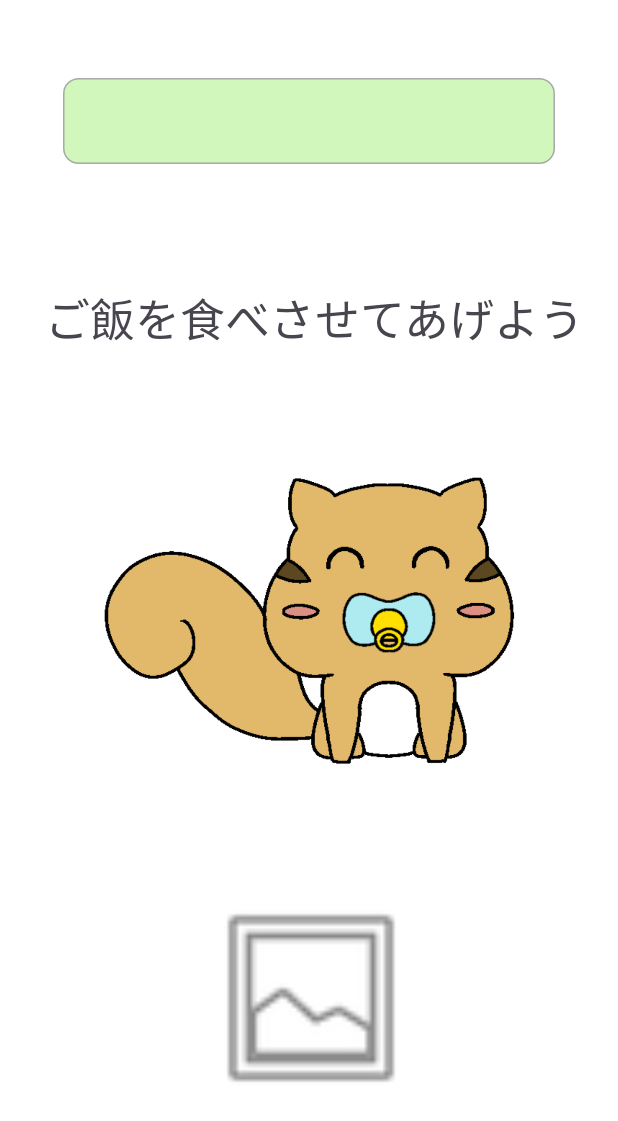
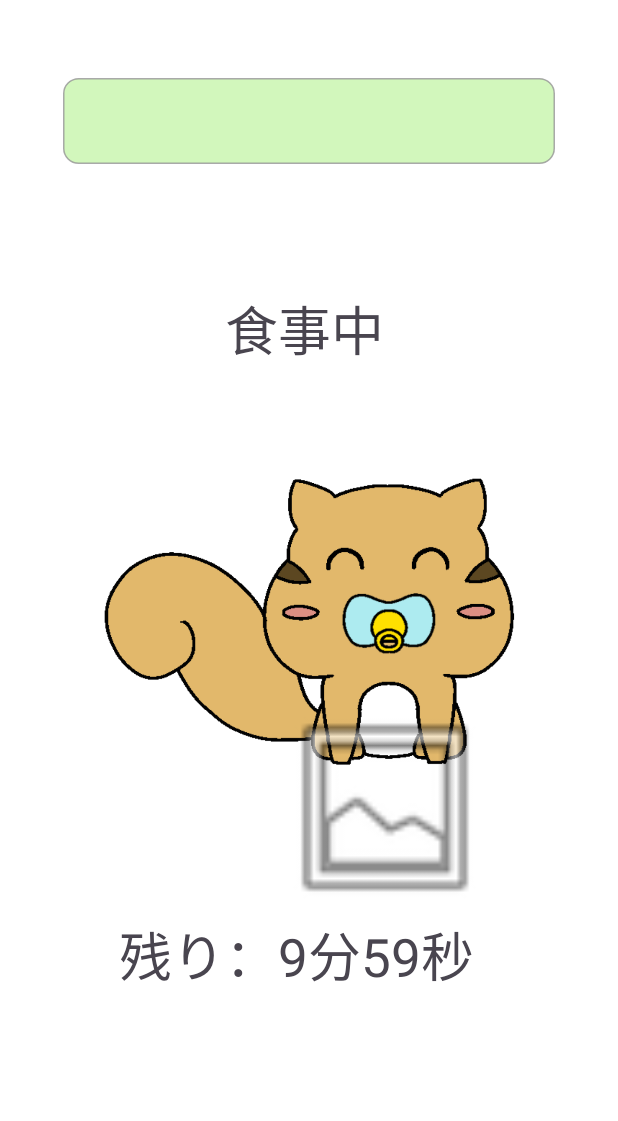
Before and after one commit to sato3100/Edps, an Android app: the EighthActivity screen opened directly, with no data from a screen before it, after a tap on "完成料理", on a phone screen of 412 x 824 dp. Shown: the top 1121 px of the screen. Run offline under Robolectric (Android 15) with nearby library versions, the phone set to English and light mode, and no system bars.

Commit message:
画面遷移、タイマー処理

```diff
--- a/app/src/main/AndroidManifest.xml
+++ b/app/src/main/AndroidManifest.xml
@@ -40,6 +40,10 @@
         </activity>
         <activity android:name=".EighthActivity">
         </activity>
+        <activity android:name=".NinthActivity">
+        </activity>
+        <activity android:name=".TenthActivity">
+        </activity>
         <activity android:name=".CameraActivity">
         </activity>
         <activity android:name=".Rakuten">
--- a/app/src/main/java/com/example/myedpsapplication/NinthActivity.java
+++ b/app/src/main/java/com/example/myedpsapplication/NinthActivity.java
@@ -2,11 +2,20 @@
 
 import android.content.Intent;
 import android.os.Bundle;
-import android.view.View;
+import android.os.Handler;
+import android.widget.TextView;
 
 import androidx.appcompat.app.AppCompatActivity;
 
+import java.util.Timer;
+import java.util.TimerTask;
+
 public class NinthActivity extends AppCompatActivity {
+
+    private Handler tHandler;
+    private Timer timer;
+    int m=10;
+    int s=59;
 
 
     @Override
@@ -15,5 +24,35 @@
         setContentView(R.layout.twelfth);
 
 
+        tHandler = new Handler(getMainLooper());
+        timer = new Timer();
+
+        timer.schedule(new TimerTask() {
+            @Override
+            public void run() {
+                tHandler.post(new Runnable() {
+                    @Override
+                    public void run() {
+                        s++;
+                        m-=s/60;
+
+
+                        s%=60;
+                        TextView time = findViewById(R.id.eatTimer);
+                        time.setText("残り："+m+"分"+(59-s)+"秒");
+                        //if(m==0 &&s==59){//本番環境(10分で遷移
+                        if(m==9 &&s==10){//10秒で遷移
+                            Intent intent = new Intent(NinthActivity.this, TenthActivity.class);
+                            intent.addFlags(Intent.FLAG_ACTIVITY_CLEAR_TOP | Intent.FLAG_ACTIVITY_SINGLE_TOP);
+                            startActivity(intent);
+                            overridePendingTransition(R.anim.fade_in, R.anim.fade_out); // スライドアニメーション
+                        }
+                    }
+
+                });}
+        },0,1000);
+
+
+
     }
 }
--- a/app/src/main/java/com/example/myedpsapplication/SixthActivity.java
+++ b/app/src/main/java/com/example/myedpsapplication/SixthActivity.java
@@ -18,8 +18,6 @@
 public class SixthActivity extends AppCompatActivity {
     private Handler  tHandler;
     private Timer timer;
-     long startTime = System.currentTimeMillis();
-     long nowTime;
      int h=0;
      int m=0;
      int s=0;
--- a/app/src/main/res/layout/twelfth.xml
+++ b/app/src/main/res/layout/twelfth.xml
@@ -85,15 +85,15 @@
         app:srcCompat="@android:drawable/ic_menu_gallery" />
 
     <TextView
-        android:id="@+id/textView12"
-        android:layout_width="156dp"
-        android:layout_height="45dp"
+        android:id="@+id/eatTimer"
+        android:layout_width="329dp"
+        android:layout_height="66dp"
         android:layout_below="@+id/character_image"
         android:layout_alignParentStart="true"
         android:layout_alignParentEnd="true"
-        android:layout_marginStart="126dp"
-        android:layout_marginTop="45dp"
-        android:layout_marginEnd="128dp"
+        android:layout_marginStart="79dp"
+        android:layout_marginTop="49dp"
+        android:layout_marginEnd="2dp"
         android:text="@string/残り時間"
         android:textSize="35sp" />
 
```
Also changed, not shown: app/src/main/java/com/example/myedpsapplication/TenthActivity.java (added, +29 -0 lines), app/src/main/res/layout/thirteenth.xml (+16 -0 lines).
